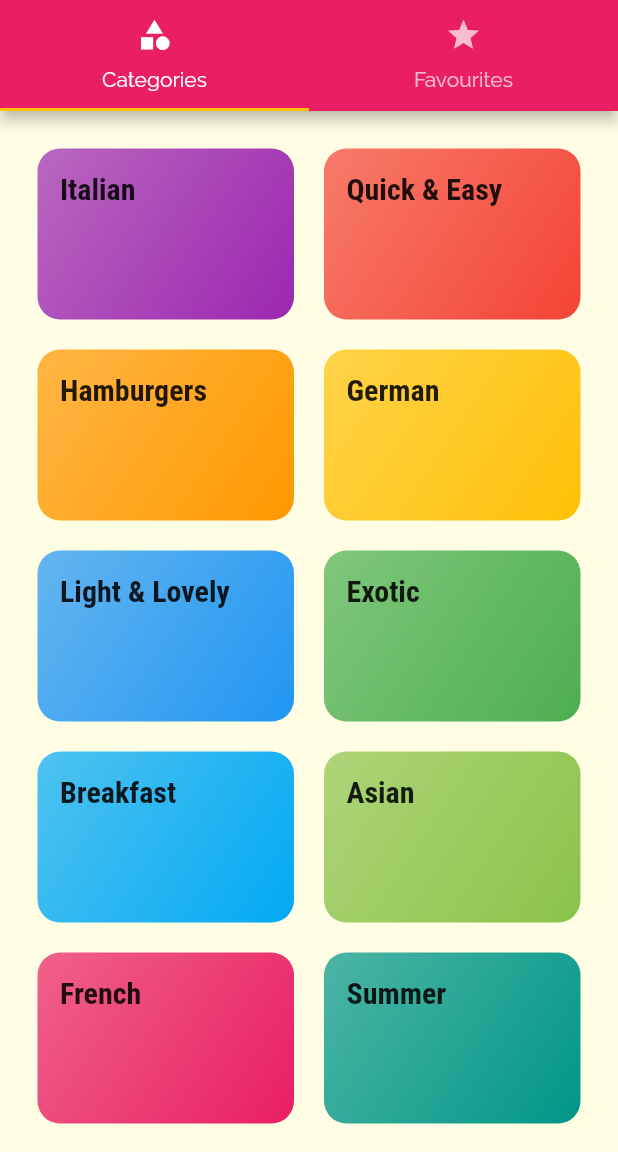
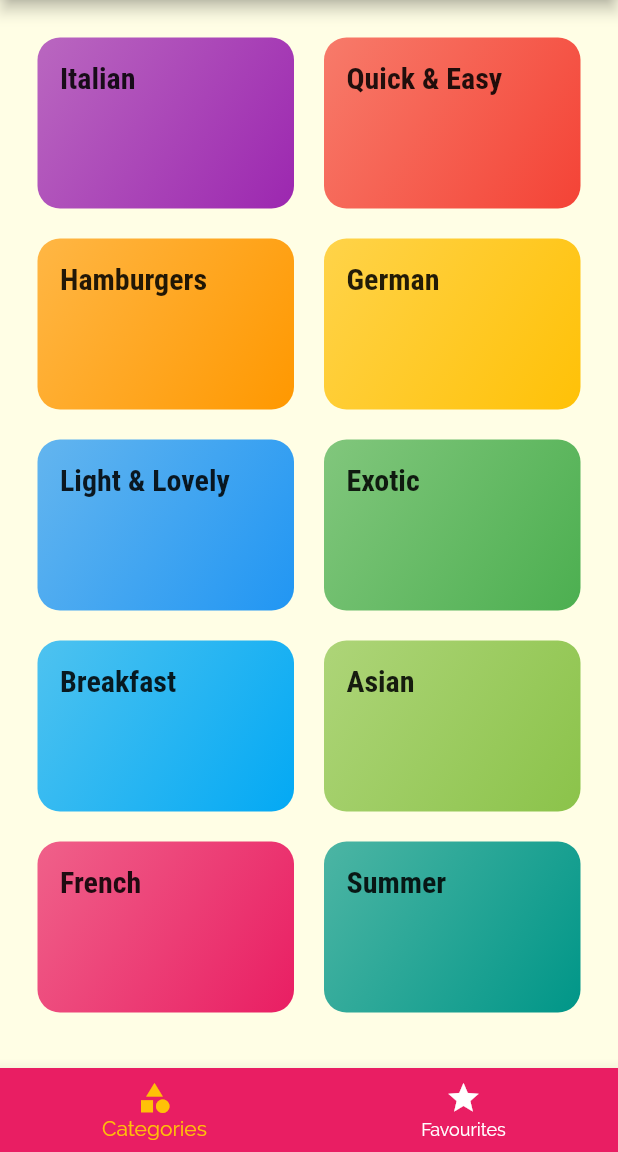
Before and after one commit to mkrosnicki/MealsApp, a Flutter app: the screen it shows after launch, on a phone screen of 412 x 824 dp, the part 84-1236 px from its top. Run offline on Flutter 3.47's test engine with Material 2 defaults, Android fonts, the phone set to English and light mode, and no system bars.

Commit message:
adding tabs - second approach

```diff
--- a/lib/screens/tabs_screen.dart
+++ b/lib/screens/tabs_screen.dart
@@ -8,32 +8,42 @@ class TabsScreen extends StatefulWidget {
 }
 
 class _TabsScreenState extends State<TabsScreen> {
+
+  final List<Widget> _pages = [
+    CategoriesScreen(),
+    FavouritesScreen()
+  ];
+  int _selectedPageIndex = 0;
+
+  void _selectPage(int index) {
+    setState(() {
+      _selectedPageIndex = index;
+    });
+  }
+
   @override
   Widget build(BuildContext context) {
-    return DefaultTabController(
-      length: 2,
-      child: Scaffold(
+    return Scaffold(
       appBar: AppBar(
         title: Text('Meals'),
-          bottom: TabBar(
-            tabs: [
-              Tab(
+      ),
+      body: _pages[_selectedPageIndex],
+      bottomNavigationBar: BottomNavigationBar(
+        onTap: (index) => _selectPage(index),
+        backgroundColor: Theme.of(context).primaryColor,
+        unselectedItemColor: Colors.white,
+        selectedItemColor: Theme.of(context).accentColor,
+        currentIndex: _selectedPageIndex,
+        items: [
+          BottomNavigationBarItem(
             icon: Icon(Icons.category),
-                text: 'Categories',
+            title: Text('Categories'),
           ),
-              Tab(
+          BottomNavigationBarItem(
             icon: Icon(Icons.star),
-                text: 'Favourites',
+            title: Text('Favourites'),
           ),
         ],
-          ),
-        ),
-        body: TabBarView(
-          children: [
-            CategoriesScreen(),
-            FavouritesScreen(),
-          ],
-        ),
       ),
     );
   }
```
Lines whose indentation alone changed are shown as unchanged.
